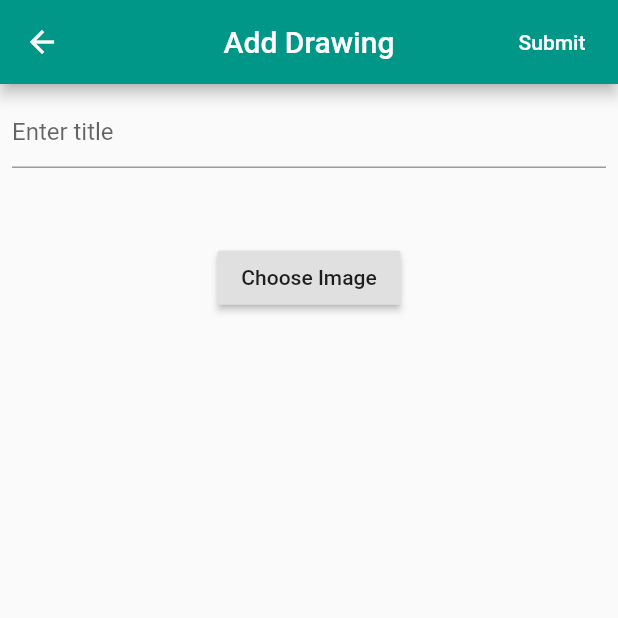
After one commit to agharshit08/construction_app, a Flutter app: the screen it shows after launch, after a tap on the "add" icon, on a phone screen of 412 x 824 dp, the top half of it. The commit adds this screen. Run offline on Flutter 3.47's test engine with Material 2 defaults, Android fonts, the phone set to English and light mode, and no system bars; our stand-ins replace flushbar, image_picker.

Commit message:
New screen for adding new drawings

```diff
--- a/lib/main.dart
+++ b/lib/main.dart
@@ -12,8 +12,7 @@ class MyApp extends StatelessWidget {
     return MaterialApp(
       title: 'Flutter Demo',
       theme: ThemeData(
-        primarySwatch: Colors.blue,
-        visualDensity: VisualDensity.adaptivePlatformDensity,
+        primarySwatch: Colors.teal,
       ),
       initialRoute: HomeScreen.routeName,
       routes: Routes.getRoutes()
--- a/lib/routes.dart
+++ b/lib/routes.dart
@@ -1,9 +1,11 @@
+import 'package:construction_app/screens/add_drawing.dart';
 import 'package:construction_app/screens/home_screen.dart';
 import 'package:flutter/material.dart';
 
 class Routes {
   static final _routes = {
-    HomeScreen.routeName: (context) => HomeScreen()
+    HomeScreen.routeName: (context) => HomeScreen(),
+    AddDrawingScreen.routeName: (context) => AddDrawingScreen()
   };
 
   static Map<String, WidgetBuilder> getRoutes() {
--- /dev/null
+++ b/lib/screens/add_drawing.dart
@@ -0,0 +1,107 @@
+import 'dart:io';
+
+import 'package:construction_app/size_config.dart';
+import 'package:flushbar/flushbar.dart';
+import 'package:flutter/material.dart';
+import 'package:image_picker/image_picker.dart';
+
+class AddDrawingScreen extends StatefulWidget {
+  static final String routeName = '/addDrawingScreen';
+
+  @override
+  _AddDrawingScreenState createState() => _AddDrawingScreenState();
+}
+
+class _AddDrawingScreenState extends State<AddDrawingScreen> {
+  String _title;
+  File _image;
+
+  void _showFlushbar(String message) {
+    Flushbar(
+      message: message,
+      duration: Duration(seconds: 3),
+    )..show(context);
+  }
+
+  Padding _buildTextField() {
+    return Padding(
+      padding: const EdgeInsets.all(8.0),
+      child: TextField(
+        minLines: 1,
+        maxLines: 3,
+        decoration: InputDecoration(hintText: 'Enter title'),
+        onChanged: (value) {
+          _title = value;
+        },
+      ),
+    );
+  }
+
+  Future getImage() async {
+    final image = await ImagePicker().getImage(source: ImageSource.gallery);
+    if (image == null) {
+      _showFlushbar('Please choose thumbnail.');
+    } else {
+      setState(() {
+        _image = File(image.path);
+      });
+    }
+  }
+
+  Widget _buildThumbnailArea() {
+    return _image == null
+        ? Container()
+        : Container(
+            padding: EdgeInsets.all(10.0),
+            child: Image.file(
+              _image,
+              height: SizeConfig.blockSizeVertical * 40,
+              width: SizeConfig.blockSizeHorizontal * 80,
+            ),
+          );
+  }
+
+  @override
+  Widget build(BuildContext context) {
+    return Scaffold(
+      appBar: AppBar(
+        title: Text('Add Drawing'),
+        centerTitle: true,
+        actions: [
+          FlatButton(
+            onPressed: () {
+              if (_image == null) {
+                _showFlushbar('Please choose thumbnail');
+                return;
+              }
+              if (_title.isEmpty) {
+                _showFlushbar('Please enter title');
+                return;
+              }
+              // Add to db and list here.
+              print('Submitted');
+            },
+            child: Text(
+              'Submit',
+              style: TextStyle(color: Colors.white),
+            ),
+          ),
+        ],
+      ),
+      body: Container(
+        child: Column(
+          children: [
+            _buildTextField(),
+            _buildThumbnailArea(),
+            SizedBox(height: SizeConfig.blockSizeVertical * 5),
+            RaisedButton(
+              onPressed: getImage,
+              child:
+                  _image == null ? Text('Choose Image') : Text('Change Image'),
+            ),
+          ],
+        ),
+      ),
+    );
+  }
+}
--- a/lib/screens/home_screen.dart
+++ b/lib/screens/home_screen.dart
@@ -1,4 +1,5 @@
 import 'package:construction_app/model/drawing_model.dart';
+import 'package:construction_app/screens/add_drawing.dart';
 import 'package:construction_app/size_config.dart';
 import 'package:construction_app/widgets/drawing_card_widget.dart';
 import 'package:flutter/material.dart';
@@ -12,7 +13,6 @@ class HomeScreen extends StatelessWidget {
       appBar: AppBar(
         title: Text('Drawings'),
         centerTitle: true,
-        backgroundColor: Colors.teal,
       ),
       body: Container(
         height: SizeConfig.blockSizeVertical * 85,
@@ -39,6 +39,12 @@ class HomeScreen extends StatelessWidget {
           ],
         ),
       ),
+      floatingActionButton: FloatingActionButton(
+        child: Icon(Icons.add),
+        onPressed: () {
+          Navigator.pushNamed(context, AddDrawingScreen.routeName);
+        },
+      ),
     );
   }
 }
--- a/pubspec.yaml
+++ b/pubspec.yaml
@@ -11,6 +11,8 @@ dependencies:
   flutter:
     sdk: flutter
   cupertino_icons: ^1.0.0
+  image_picker: ^0.6.7+11
+  flushbar: ^1.10.4
 
 dev_dependencies:
   flutter_test:
```
Also changed, not shown: pubspec.lock.
